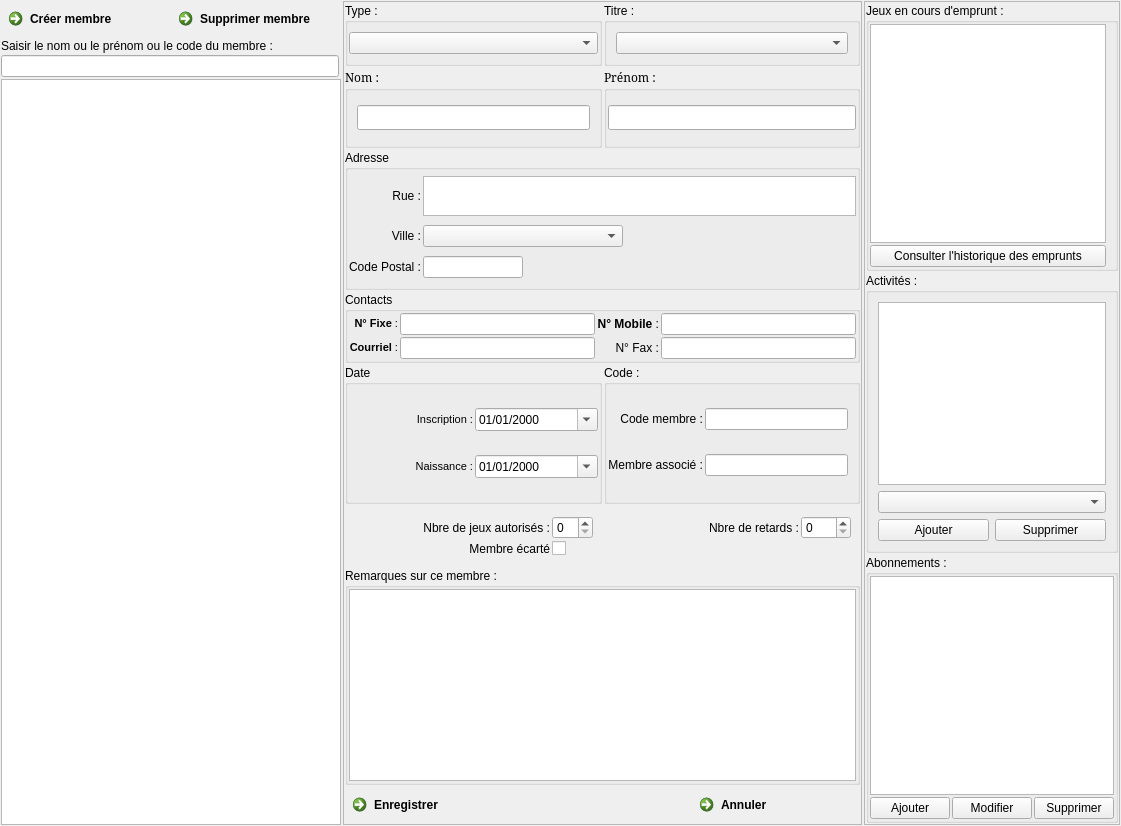
nivhg/ludopen, file f_membres.ui: the form before one commit.
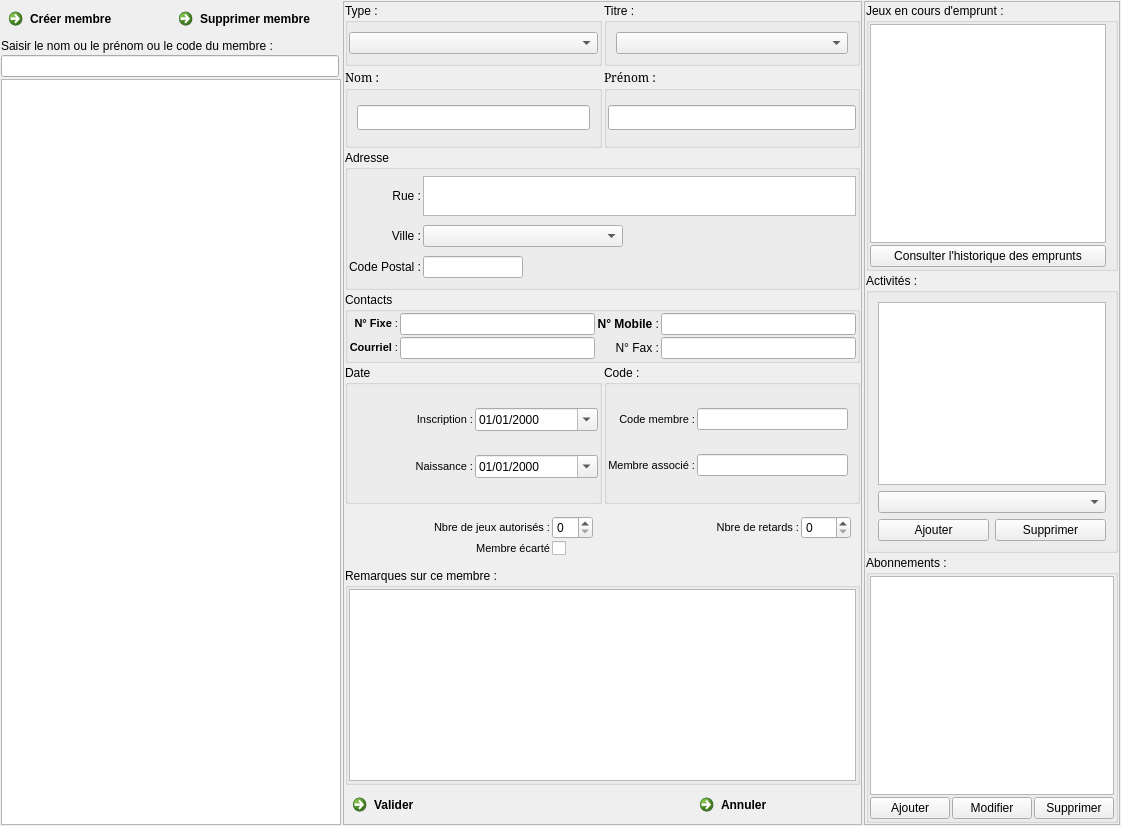
The form after the commit. Icons and pictures are not drawn.

The edit to the form file:
```diff
--- a/f_membres.ui
+++ b/f_membres.ui
@@ -781,7 +781,7 @@
          </palette>
         </property>
         <property name="text">
-         <string>Enregistrer</string>
+         <string>Valider</string>
         </property>
         <property name="icon">
          <iconset resource="ImagesIcones.qrc">
@@ -1129,6 +1129,11 @@
            </property>
            <item row="0" column="0">
             <widget class="QLabel" name="Lb_Code">
+             <property name="font">
+              <font>
+               <pointsize>8</pointsize>
+              </font>
+             </property>
              <property name="text">
               <string>Code membre :</string>
              </property>
@@ -1142,6 +1147,11 @@
            </item>
            <item row="1" column="0">
             <widget class="QLabel" name="Lb_CodeMembreAssocie">
+             <property name="font">
+              <font>
+               <pointsize>8</pointsize>
+              </font>
+             </property>
              <property name="text">
               <string>Membre associé :</string>
              </property>
@@ -1829,6 +1839,11 @@
              </disabled>
             </palette>
            </property>
+           <property name="font">
+            <font>
+             <pointsize>8</pointsize>
+            </font>
+           </property>
            <property name="text">
             <string>Membre écarté</string>
            </property>
@@ -1876,6 +1891,11 @@
              </disabled>
             </palette>
            </property>
+           <property name="font">
+            <font>
+             <pointsize>8</pointsize>
+            </font>
+           </property>
            <property name="text">
             <string>Nbre de retards :</string>
            </property>
@@ -1923,6 +1943,11 @@
              </disabled>
             </palette>
            </property>
+           <property name="font">
+            <font>
+             <pointsize>8</pointsize>
+            </font>
+           </property>
            <property name="text">
             <string>Nbre de jeux autorisés :</string>
            </property>
```
